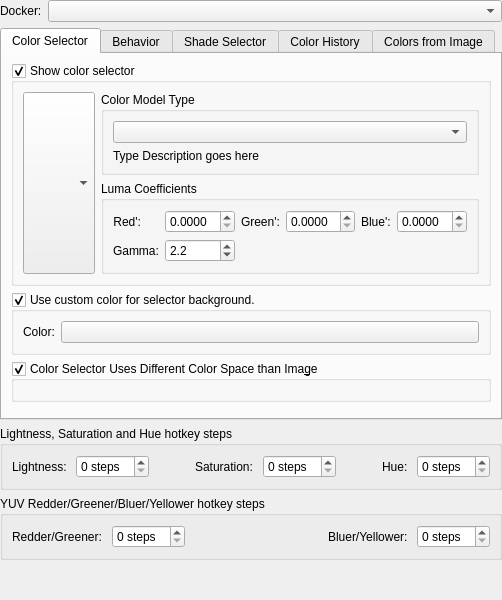
The window that plugins/dockers/advancedcolorselector/wdg_color_selector_settings.ui (KDE/krita) describes before a commit, drawn with Qt 5.
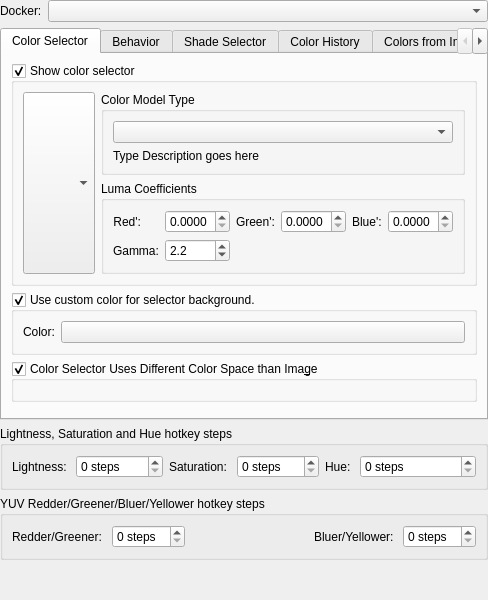
The same window after the commit. Custom widgets are drawn as their Qt base class.

Commit message:
Color Selector Settings: migrate the HSY hotkeys settings to form layout
Part-of: <https://invent.kde.org/graphics/krita/-/merge_requests/1744>

The edit to the form file:
```diff
--- a/plugins/dockers/advancedcolorselector/wdg_color_selector_settings.ui
+++ b/plugins/dockers/advancedcolorselector/wdg_color_selector_settings.ui
@@ -1165,71 +1165,99 @@
         </property>
         <layout class="QHBoxLayout" name="horizontalLayout_5">
          <item>
+          <widget class="QWidget" name="widget_6" native="true">
+           <layout class="QFormLayout" name="formLayout_15">
+            <property name="leftMargin">
+             <number>0</number>
+            </property>
+            <property name="topMargin">
+             <number>0</number>
+            </property>
+            <property name="rightMargin">
+             <number>0</number>
+            </property>
+            <property name="bottomMargin">
+             <number>0</number>
+            </property>
+            <item row="0" column="0">
           <widget class="QLabel" name="label_8">
            <property name="text">
             <string>Lightness: </string>
            </property>
           </widget>
          </item>
-         <item>
+            <item row="0" column="1">
           <widget class="KisIntParseSpinBox" name="sb_lightness">
            <property name="suffix">
             <string> steps</string>
            </property>
           </widget>
          </item>
-         <item>
-          <spacer name="horizontalSpacer">
-           <property name="orientation">
-            <enum>Qt::Horizontal</enum>
-           </property>
-           <property name="sizeHint" stdset="0">
-            <size>
-             <width>40</width>
-             <height>20</height>
-            </size>
-           </property>
-          </spacer>
+           </layout>
+          </widget>
          </item>
          <item>
+          <widget class="QWidget" name="widget_5" native="true">
+           <layout class="QFormLayout" name="formLayout_16">
+            <property name="leftMargin">
+             <number>0</number>
+            </property>
+            <property name="topMargin">
+             <number>0</number>
+            </property>
+            <property name="rightMargin">
+             <number>0</number>
+            </property>
+            <property name="bottomMargin">
+             <number>0</number>
+            </property>
+            <item row="0" column="0">
           <widget class="QLabel" name="label_13">
            <property name="text">
             <string>Saturation: </string>
            </property>
           </widget>
          </item>
-         <item>
+            <item row="0" column="1">
           <widget class="KisIntParseSpinBox" name="sb_saturation">
            <property name="suffix">
             <string> steps</string>
            </property>
           </widget>
          </item>
-         <item>
-          <spacer name="horizontalSpacer_2">
-           <property name="orientation">
-            <enum>Qt::Horizontal</enum>
-           </property>
-           <property name="sizeHint" stdset="0">
-            <size>
-             <width>40</width>
-             <height>20</height>
-            </size>
-           </property>
-          </spacer>
+           </layout>
+          </widget>
          </item>
          <item>
+          <widget class="QWidget" name="widget_7" native="true">
+           <layout class="QFormLayout" name="formLayout_17">
+            <property name="leftMargin">
+             <number>0</number>
+            </property>
+            <property name="topMargin">
+             <number>0</number>
+            </property>
+            <property name="rightMargin">
+             <number>0</number>
+            </property>
+            <property name="bottomMargin">
+             <number>0</number>
+            </property>
+            <item row="0" column="0">
           <widget class="QLabel" name="label_17">
            <property name="text">
             <string>Hue: </string>
            </property>
           </widget>
          </item>
-         <item>
+            <item row="0" column="1">
           <widget class="KisIntParseSpinBox" name="sb_hue">
            <property name="suffix">
             <string> steps</string>
            </property>
+             </widget>
+            </item>
+           </layout>
           </widget>
          </item>
         </layout>
```
Lines whose indentation alone changed are shown as unchanged.
